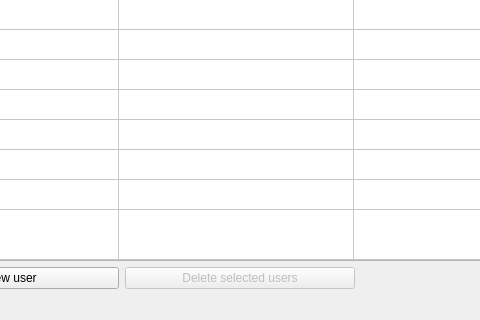
Old version of the form ui/admin2.ui in the repository TarasRudnyk/Students_health_records; both pictures show x 128 to 608 and y 207 to 527 of the 772 by 527 pixel window.
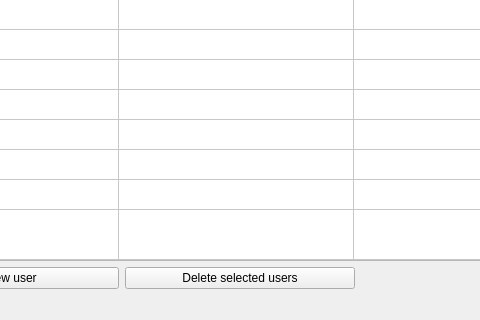
New version of the form. Icons and pictures are not drawn.

Commit message: Enabled delete button. Fixed sorting.

Diff of the .ui file:
```diff
--- a/ui/admin2.ui
+++ b/ui/admin2.ui
@@ -82,7 +82,7 @@
     <item row="3" column="1">
      <widget class="QPushButton" name="delete_selected_pushButton">
       <property name="enabled">
-       <bool>false</bool>
+       <bool>true</bool>
       </property>
       <property name="text">
        <string>Delete selected users</string>
```
The commit also changes 4 other files.
